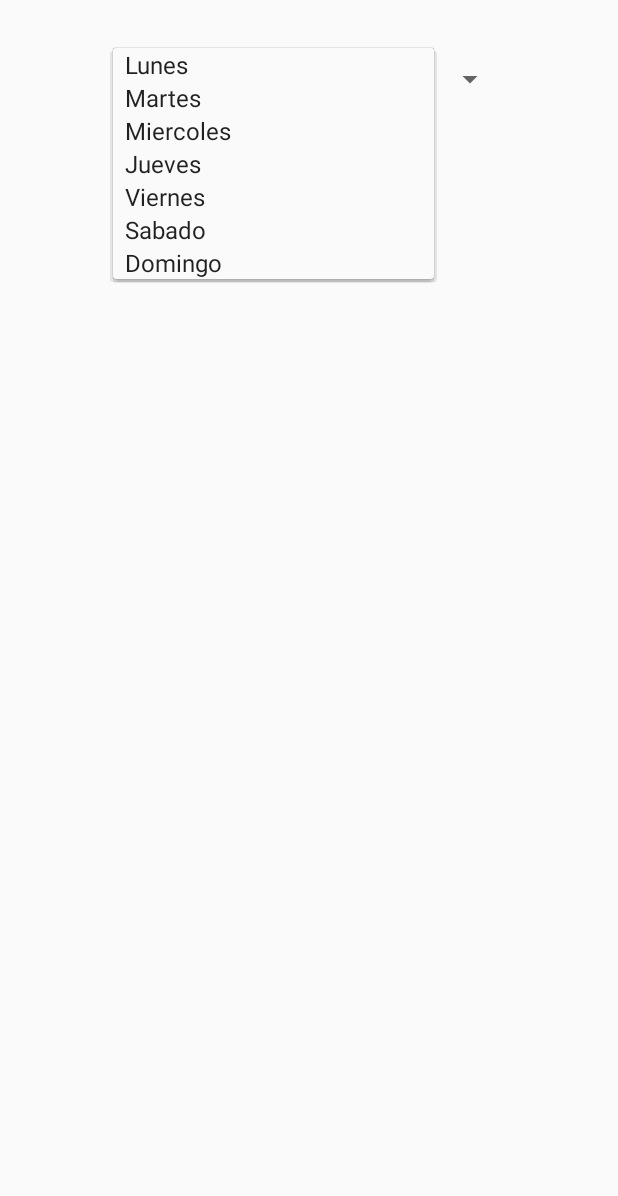
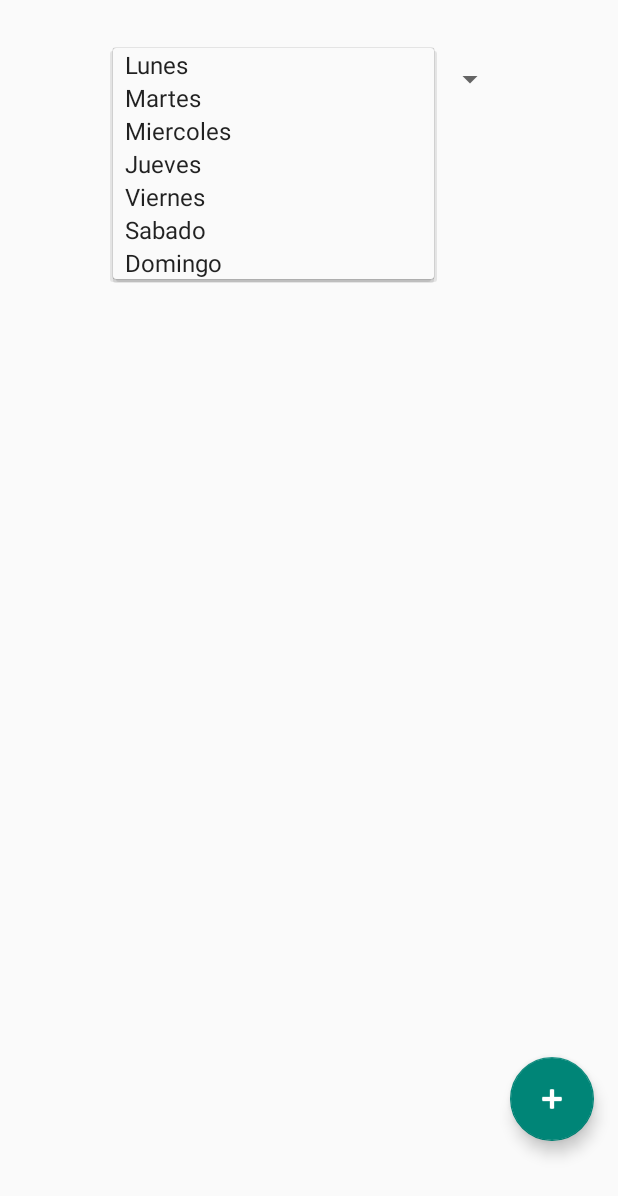
Before and after one commit to TrixieFizz/Lista_de_Tareas, an Android app: the screen it shows after launch (MainActivity), after a tap on "Lunes", on a phone screen of 412 x 824 dp. Shown: the top 1196 px of the screen. Run offline under Robolectric (Android 15) with nearby library versions, the phone set to English and light mode, and no system bars.

```diff
--- a/app/build.gradle
+++ b/app/build.gradle
@@ -30,6 +30,7 @@ dependencies {
     implementation 'com.google.android.material:material:1.2.0'
     implementation 'androidx.navigation:navigation-fragment:2.3.0'
     implementation 'androidx.navigation:navigation-ui:2.3.0'
+    implementation 'com.getbase:floatingactionbutton:1.10.1'
     testImplementation 'junit:junit:4.12'
     androidTestImplementation 'androidx.test.ext:junit:1.1.2'
     androidTestImplementation 'androidx.test.espresso:espresso-core:3.3.0'
--- a/app/src/main/java/com/astorga/listadetareas/MainActivity.java
+++ b/app/src/main/java/com/astorga/listadetareas/MainActivity.java
@@ -1,10 +1,17 @@
 package com.astorga.listadetareas;
 
 import androidx.appcompat.app.AppCompatActivity;
+import androidx.appcompat.widget.Toolbar;
 
+import android.content.Intent;
 import android.os.Bundle;
+import android.view.View;
 import android.widget.ArrayAdapter;
 import android.widget.Spinner;
+
+
+import com.google.android.material.floatingactionbutton.FloatingActionButton;
+import com.google.android.material.snackbar.Snackbar;
 
 public class MainActivity extends AppCompatActivity {
 
@@ -16,6 +23,15 @@ public class MainActivity extends AppCompatActivity {
         setContentView(R.layout.activity_main);
         spinner_dias = findViewById(R.id.spinner_Dias);
 
+        FloatingActionButton fab = findViewById(R.id.fab);
+        fab.setOnClickListener(new View.OnClickListener() {
+            @Override
+            public void onClick(View view) {
+                Intent intento = new Intent(MainActivity.this, AnadirTarea.class);
+                startActivity(intento);
+            }
+        });
+
         ArrayAdapter<CharSequence> adaptador = ArrayAdapter.createFromResource(MainActivity.this,R.array.dias_array,
                 android.R.layout.simple_spinner_item);
 
--- a/app/src/main/res/layout/activity_main.xml
+++ b/app/src/main/res/layout/activity_main.xml
@@ -7,6 +7,7 @@
     tools:context=".MainActivity">
 
     <androidx.recyclerview.widget.RecyclerView
+        android:id="@+id/recyclerView"
         android:layout_width="409dp"
         android:layout_height="652dp"
         android:layout_marginStart="1dp"
@@ -14,8 +15,10 @@
         android:layout_marginEnd="1dp"
         app:layout_constraintBottom_toBottomOf="parent"
         app:layout_constraintEnd_toEndOf="parent"
+        app:layout_constraintHorizontal_bias="1.0"
         app:layout_constraintStart_toStartOf="parent"
-        app:layout_constraintTop_toTopOf="parent" />
+        app:layout_constraintTop_toTopOf="parent"
+        app:layout_constraintVertical_bias="1.0" />
 
     <Spinner
         android:id="@+id/spinner_Dias"
@@ -27,4 +30,19 @@
         app:layout_constraintStart_toStartOf="parent"
         app:layout_constraintTop_toTopOf="parent" />
 
+
+    <com.google.android.material.floatingactionbutton.FloatingActionButton
+        android:id="@+id/fab"
+        android:layout_width="wrap_content"
+        android:layout_height="wrap_content"
+        android:layout_gravity="bottom|end"
+        android:layout_margin="@dimen/fab_margin"
+        android:layout_marginEnd="16dp"
+        android:tint="#FFFFFF"
+        app:layout_constraintBottom_toBottomOf="parent"
+        app:layout_constraintEnd_toEndOf="parent"
+        app:layout_constraintTop_toTopOf="parent"
+        app:layout_constraintVertical_bias="0.936"
+        app:srcCompat="@android:drawable/ic_input_add" />
+
 </androidx.constraintlayout.widget.ConstraintLayout>
--- /dev/null
+++ b/settings.gradle
@@ -0,0 +1,2 @@
+include ':app'
+rootProject.name = "ListaDeTareas"
```
Also changed, not shown: build.gradle (added, +24 -0 lines), gradle.properties (added, +19 -0 lines), gradle/wrapper/gradle-wrapper.properties (added), 4 other files.
